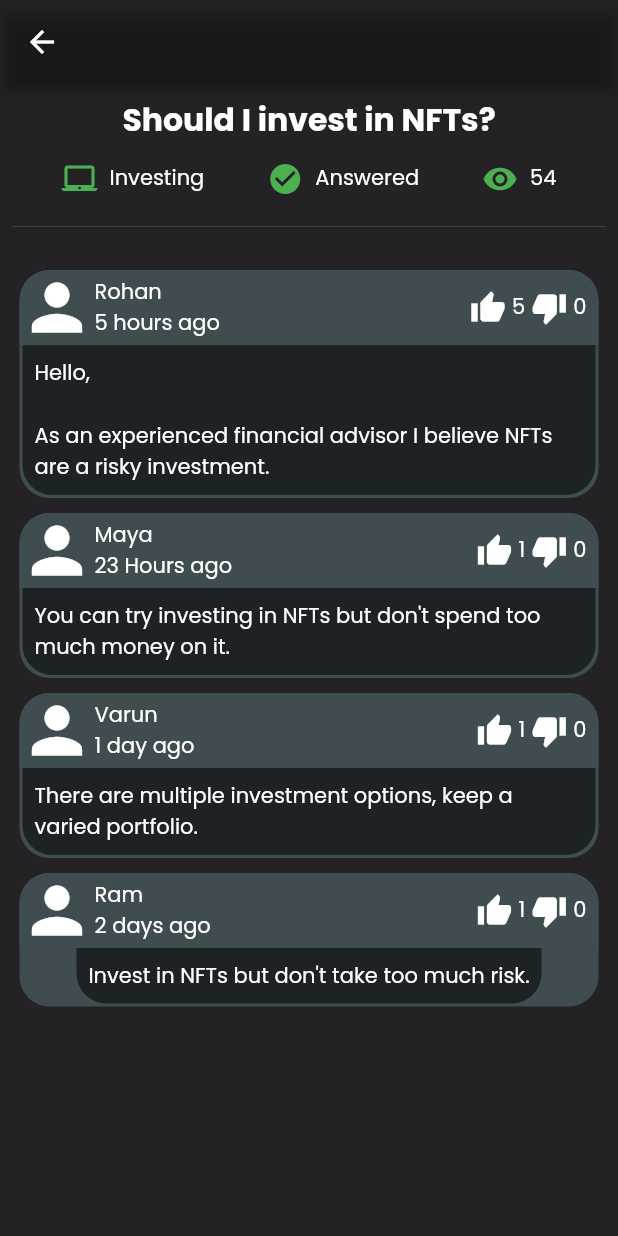
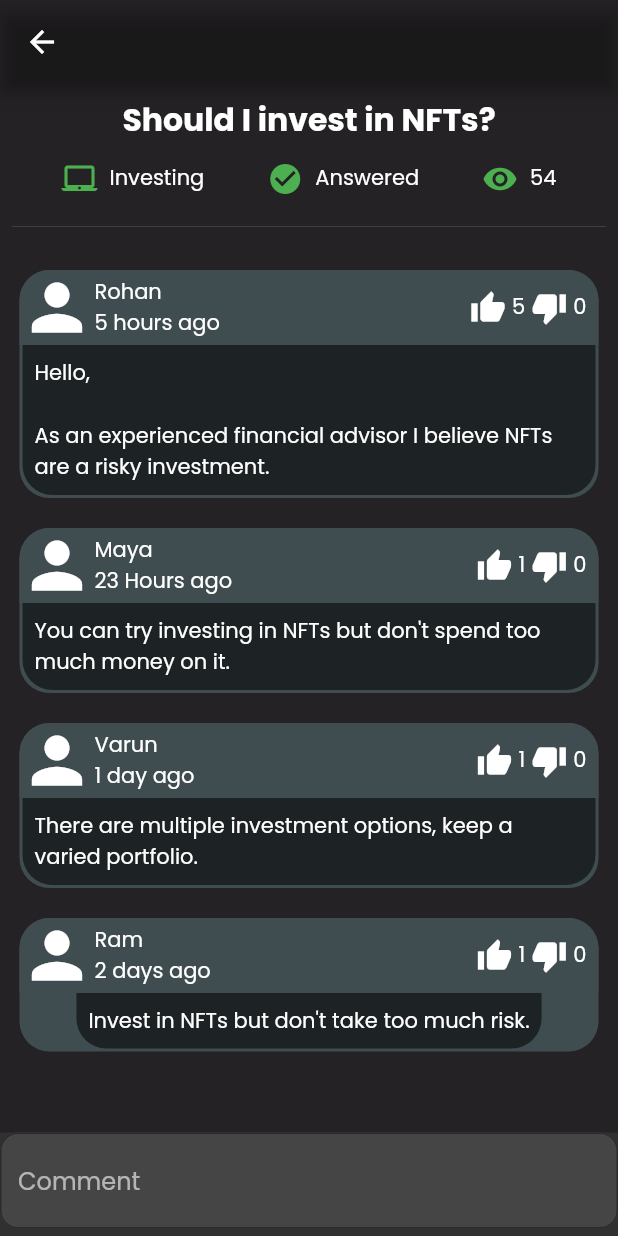
Before and after one commit to hetnakhua/The-Flutterati_Codeshastra, a Flutter app: the ForumDetailPage screen opened directly, on a phone screen of 412 x 824 dp. Run offline on Flutter 3.47's test engine with Material 2 defaults, Android fonts, the phone set to English and light mode, and no system bars; our stand-ins replace cloud_firestore, dotted_border, firebase_auth, firebase_core, get, glassmorphism and 2 more; missing offline and left inert: custom_line_indicator_bottom_navbar, readsms, telephony; accounts and stored records are empty.

Commit message:
added forum pages

```diff
--- a/lib/screens/Discussion/post.dart
+++ b/lib/screens/Discussion/post.dart
@@ -1,5 +1,6 @@
 import 'package:flutter/material.dart';
 import '../../../constants/colors.dart';
+import 'package:flutterati_codeshastra/util/re_use.dart';
 
 class ForumDetailPage extends StatefulWidget {
   @override
@@ -53,16 +54,38 @@ class _ForumDetailPageState extends State<ForumDetailPage> {
         )
     );
 
+    TextEditingController _comment = TextEditingController();
+
     return Scaffold(
       appBar: AppBar(
         backgroundColor: Colors.transparent,
         foregroundColor: Colors.white,
       ),
-      body: new Column(
+      bottomSheet: Container(
+        padding: EdgeInsets.only(bottom: 5),
+        child: TextField(
+          controller: _comment,
+          obscureText: false,
+          decoration: InputDecoration(
+            enabledBorder: OutlineInputBorder(
+              borderSide: BorderSide(color: black),
+              borderRadius: BorderRadius.circular(12),
+            ),
+            focusedBorder: OutlineInputBorder(
+              borderSide: BorderSide(color: white),
+              borderRadius: BorderRadius.circular(12),
+            ),
+            hintText: 'Comment',
+            fillColor: Colors.grey[150],
+            filled: true,
+          ),
+        ),
+      ),
+      body: Column(
         children: <Widget>[
           questionSection,
-          new Expanded(
-              child: new Padding(
+          Expanded(
+              child: Padding(
                 padding: const EdgeInsets.only(bottom: 20.0),
                 child: responses,
               ))
@@ -90,7 +113,7 @@ class ForumPost extends StatelessWidget {
   @override
   Widget build(BuildContext context) {
     return new Container(
-      margin: const EdgeInsets.all(5.0),
+      margin: const EdgeInsets.only(top: 5.0, right: 5, left: 5, bottom: 15),
       decoration: new BoxDecoration(
         color: outerSpaceGrey,
         borderRadius: const BorderRadius.all(const Radius.circular(20.0)),
```
